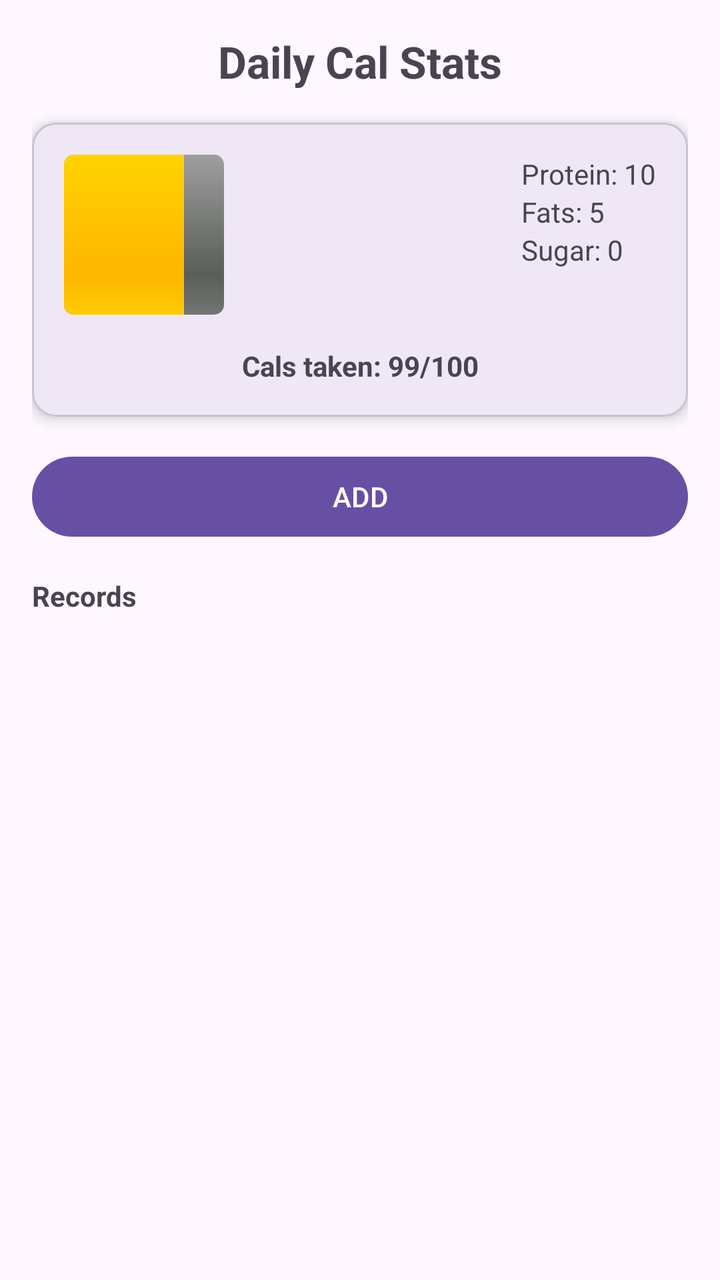
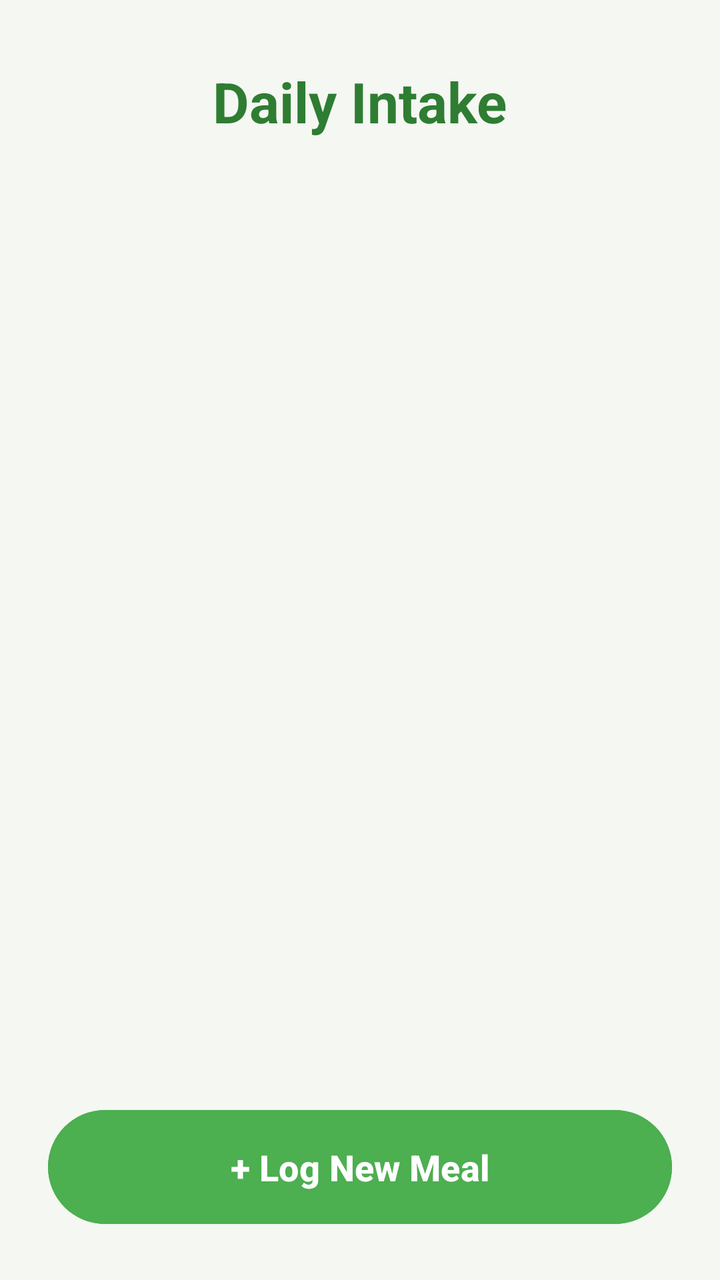

An Android layout rendered at two revisions. The XML below is the earlier revision; the diff shows what the commit changed to produce the second picture.
<!-- AndroidManifest.xml: application theme Theme.Gamstop -->
<!-- res/layout/activity_daily_cal_stats.xml -->
<?xml version="1.0" encoding="utf-8"?>
<androidx.constraintlayout.widget.ConstraintLayout
    xmlns:android="http://schemas.android.com/apk/res/android"
    xmlns:app="http://schemas.android.com/apk/res-auto"
    android:layout_width="match_parent"
    android:layout_height="match_parent"
    android:padding="16dp">

    <TextView
        android:id="@+id/dailyStatsTitle"
        android:layout_width="wrap_content"
        android:layout_height="wrap_content"
        android:text="Daily Cal Stats"
        android:textSize="22sp"
        android:textStyle="bold"
        app:layout_constraintTop_toTopOf="parent"
        app:layout_constraintStart_toStartOf="parent"
        app:layout_constraintEnd_toEndOf="parent" />

    <com.google.android.material.card.MaterialCardView
        android:id="@+id/statsCard"
        android:layout_width="0dp"
        android:layout_height="wrap_content"
        android:layout_marginTop="16dp"
        app:cardElevation="4dp"
        app:layout_constraintTop_toBottomOf="@id/dailyStatsTitle"
        app:layout_constraintStart_toStartOf="parent"
        app:layout_constraintEnd_toEndOf="parent">

        <androidx.constraintlayout.widget.ConstraintLayout
            android:layout_width="match_parent"
            android:layout_height="wrap_content"
            android:padding="16dp">

            <ProgressBar
                android:id="@+id/calProgressBar"
                style="?android:attr/progressBarStyleHorizontal"
                android:layout_width="80dp"
                android:layout_height="80dp"
                android:progressDrawable="@android:drawable/progress_horizontal"
                android:progress="75"
                app:layout_constraintTop_toTopOf="parent"
                app:layout_constraintStart_toStartOf="parent" />

            <LinearLayout
                android:layout_width="wrap_content"
                android:layout_height="wrap_content"
                android:orientation="vertical"
                app:layout_constraintTop_toTopOf="parent"
                app:layout_constraintEnd_toEndOf="parent">

                <TextView android:layout_width="wrap_content" android:layout_height="wrap_content" android:text="Protein: 10"/>
                <TextView android:layout_width="wrap_content" android:layout_height="wrap_content" android:text="Fats: 5"/>
                <TextView android:layout_width="wrap_content" android:layout_height="wrap_content" android:text="Sugar: 0"/>
            </LinearLayout>

            <TextView
                android:layout_width="wrap_content"
                android:layout_height="wrap_content"
                android:text="Cals taken: 99/100"
                android:textStyle="bold"
                android:layout_marginTop="16dp"
                app:layout_constraintTop_toBottomOf="@id/calProgressBar"
                app:layout_constraintStart_toStartOf="parent"
                app:layout_constraintEnd_toEndOf="parent"/>
        </androidx.constraintlayout.widget.ConstraintLayout>
    </com.google.android.material.card.MaterialCardView>

    <Button
        android:id="@+id/addButton"
        android:layout_width="match_parent"
        android:layout_height="wrap_content"
        android:text="ADD"
        android:layout_marginTop="16dp"
        app:layout_constraintTop_toBottomOf="@id/statsCard" />

    <TextView
        android:id="@+id/recordsTitle"
        android:layout_width="wrap_content"
        android:layout_height="wrap_content"
        android:text="Records"
        android:textStyle="bold"
        android:layout_marginTop="16dp"
        app:layout_constraintTop_toBottomOf="@id/addButton"
        app:layout_constraintStart_toStartOf="parent"/>

    <androidx.recyclerview.widget.RecyclerView
        android:id="@+id/recordsRecyclerView"
        android:layout_width="match_parent"
        android:layout_height="0dp"
        android:layout_marginTop="8dp"
        app:layout_constraintTop_toBottomOf="@id/recordsTitle"
        app:layout_constraintBottom_toBottomOf="parent"/>

</androidx.constraintlayout.widget.ConstraintLayout>
<!-- resources referenced by this layout -->
<resources>
  <style name="Theme.Gamstop" parent="Base.Theme.Gamstop" />
  <style name="Base.Theme.Gamstop" parent="Theme.Material3.DayNight.NoActionBar">
          
          
      </style>
</resources>

<!-- the commit's change to res/layout/activity_daily_cal_stats.xml (unified diff, before → after) -->
@@ -4,92 +4,45 @@
     xmlns:app="http://schemas.android.com/apk/res-auto"
     android:layout_width="match_parent"
     android:layout_height="match_parent"
-    android:padding="16dp">
+    android:background="#F5F7F2">
 
     <TextView
-        android:id="@+id/dailyStatsTitle"
+        android:id="@+id/screenTitle"
         android:layout_width="wrap_content"
         android:layout_height="wrap_content"
-        android:text="Daily Cal Stats"
-        android:textSize="22sp"
+        android:layout_marginTop="32dp"
+        android:text="Daily Intake"
+        android:textColor="#2E7D32"
+        android:textSize="28sp"
         android:textStyle="bold"
-        app:layout_constraintTop_toTopOf="parent"
+        app:layout_constraintEnd_toEndOf="parent"
         app:layout_constraintStart_toStartOf="parent"
-        app:layout_constraintEnd_toEndOf="parent" />
-
-    <com.google.android.material.card.MaterialCardView
-        android:id="@+id/statsCard"
-        android:layout_width="0dp"
-        android:layout_height="wrap_content"
-        android:layout_marginTop="16dp"
-        app:cardElevation="4dp"
-        app:layout_constraintTop_toBottomOf="@id/dailyStatsTitle"
-        app:layout_constraintStart_toStartOf="parent"
-        app:layout_constraintEnd_toEndOf="parent">
-
-        <androidx.constraintlayout.widget.ConstraintLayout
-            android:layout_width="match_parent"
-            android:layout_height="wrap_content"
-            android:padding="16dp">
-
-            <ProgressBar
-                android:id="@+id/calProgressBar"
-                style="?android:attr/progressBarStyleHorizontal"
-                android:layout_width="80dp"
-                android:layout_height="80dp"
-                android:progressDrawable="@android:drawable/progress_horizontal"
-                android:progress="75"
-                app:layout_constraintTop_toTopOf="parent"
-                app:layout_constraintStart_toStartOf="parent" />
-
-            <LinearLayout
-                android:layout_width="wrap_content"
-                android:layout_height="wrap_content"
-                android:orientation="vertical"
-                app:layout_constraintTop_toTopOf="parent"
-                app:layout_constraintEnd_toEndOf="parent">
-
-                <TextView android:layout_width="wrap_content" android:layout_height="wrap_content" android:text="Protein: 10"/>
-                <TextView android:layout_width="wrap_content" android:layout_height="wrap_content" android:text="Fats: 5"/>
-                <TextView android:layout_width="wrap_content" android:layout_height="wrap_content" android:text="Sugar: 0"/>
-            </LinearLayout>
-
-            <TextView
-                android:layout_width="wrap_content"
-                android:layout_height="wrap_content"
-                android:text="Cals taken: 99/100"
-                android:textStyle="bold"
-                android:layout_marginTop="16dp"
-                app:layout_constraintTop_toBottomOf="@id/calProgressBar"
-                app:layout_constraintStart_toStartOf="parent"
-                app:layout_constraintEnd_toEndOf="parent"/>
-        </androidx.constraintlayout.widget.ConstraintLayout>
-    </com.google.android.material.card.MaterialCardView>
-
-    <Button
-        android:id="@+id/addButton"
-        android:layout_width="match_parent"
-        android:layout_height="wrap_content"
-        android:text="ADD"
-        android:layout_marginTop="16dp"
-        app:layout_constraintTop_toBottomOf="@id/statsCard" />
-
-    <TextView
-        android:id="@+id/recordsTitle"
-        android:layout_width="wrap_content"
-        android:layout_height="wrap_content"
-        android:text="Records"
-        android:textStyle="bold"
-        android:layout_marginTop="16dp"
-        app:layout_constraintTop_toBottomOf="@id/addButton"
-        app:layout_constraintStart_toStartOf="parent"/>
+        app:layout_constraintTop_toTopOf="parent" />
 
     <androidx.recyclerview.widget.RecyclerView
         android:id="@+id/recordsRecyclerView"
         android:layout_width="match_parent"
         android:layout_height="0dp"
-        android:layout_marginTop="8dp"
-        app:layout_constraintTop_toBottomOf="@id/recordsTitle"
-        app:layout_constraintBottom_toBottomOf="parent"/>
+        android:layout_marginTop="16dp"
+        android:clipToPadding="false"
+        android:padding="16dp"
+        app:layout_constraintBottom_toTopOf="@+id/addButton"
+        app:layout_constraintTop_toBottomOf="@id/screenTitle" />
+
+    <Button
+        android:id="@+id/addButton"
+        android:layout_width="match_parent"
+        android:layout_height="65dp"
+        android:layout_margin="24dp"
+        android:backgroundTint="#4CAF50"
+        android:elevation="8dp"
+        android:text="+ Log New Meal"
+        android:textColor="#FFFFFF"
+        android:textSize="18sp"
+        android:textStyle="bold"
+        app:cornerRadius="32dp"
+        app:layout_constraintBottom_toBottomOf="parent"
+        app:layout_constraintEnd_toEndOf="parent"
+        app:layout_constraintStart_toStartOf="parent" />
 
 </androidx.constraintlayout.widget.ConstraintLayout>
